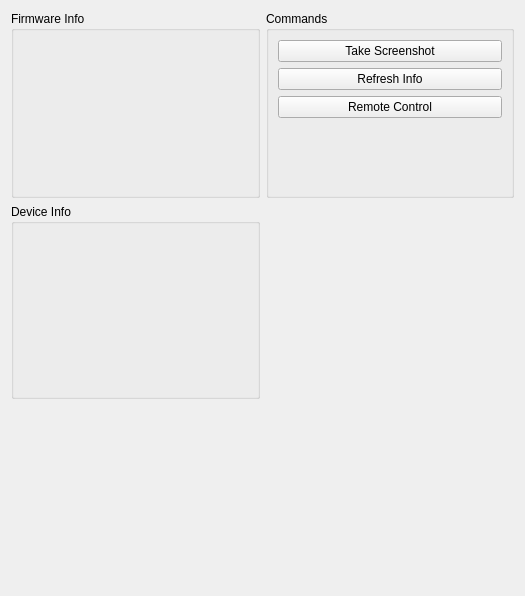
First picture: the form in software/desktop/src/diagnosticstab.ui, repository dektronics/printalyzer-uvdensitometer, before the edit.
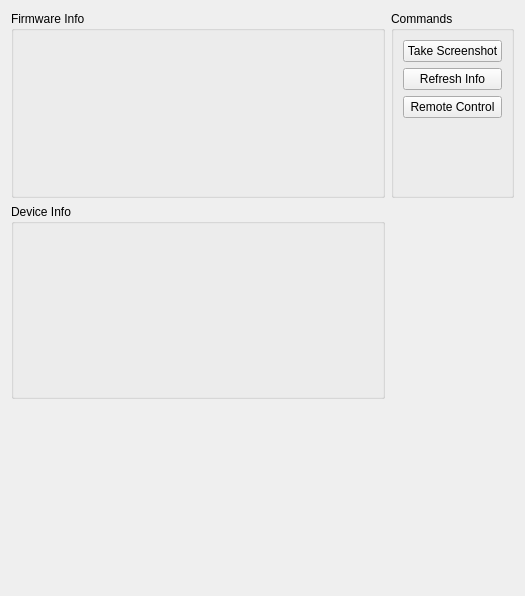
Second picture: the form after the edit.

Commit message: Moved calibration tab into separate class

Patch:
```diff
--- a/software/desktop/src/diagnosticstab.ui
+++ b/software/desktop/src/diagnosticstab.ui
@@ -13,7 +13,7 @@
   <property name="windowTitle">
    <string>Form</string>
   </property>
-  <layout class="QGridLayout" name="gridLayout">
+  <layout class="QGridLayout" name="gridLayout" columnstretch="1,0">
    <item row="1" column="0">
     <widget class="QGroupBox" name="deviceGroupBox">
      <property name="title">
```
The commit also changes 7 other files.
